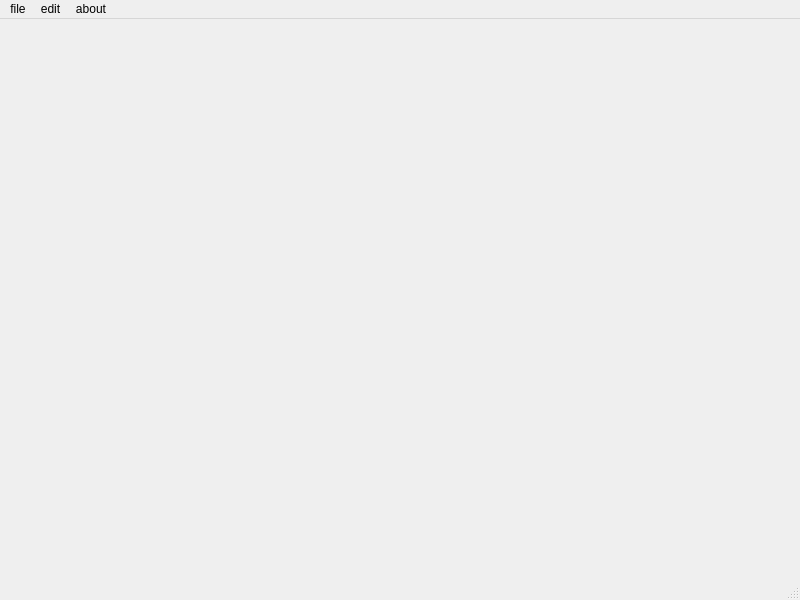
Above: mainwindow.ui from c12121234/mediaPlayer before the change. Below: the same form after it.
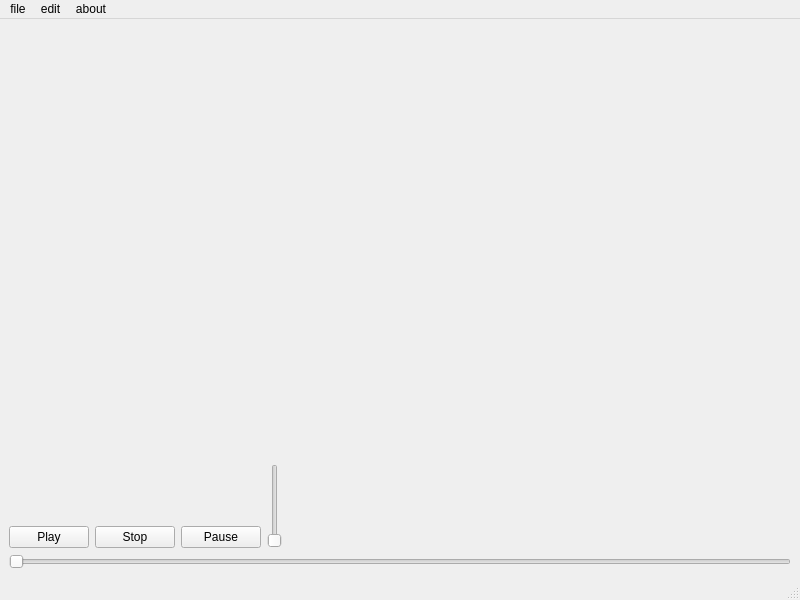
That is the form after the change. Icons and pictures are not drawn.

Commit message: 20191128 1.progressbar slider move. 2.progressbar slider click. 3.progressbar slider release.

```diff
--- a/mainwindow.ui
+++ b/mainwindow.ui
@@ -13,7 +13,137 @@
   <property name="windowTitle">
    <string>MainWindow</string>
   </property>
-  <widget class="QWidget" name="centralwidget"/>
+  <widget class="QWidget" name="centralwidget">
+   <property name="enabled">
+    <bool>true</bool>
+   </property>
+   <layout class="QGridLayout" name="gridLayout">
+    <item row="1" column="0">
+     <layout class="QGridLayout" name="gridLayout_4">
+      <item row="1" column="1">
+       <widget class="QPushButton" name="BtnStop">
+        <property name="text">
+         <string>Stop</string>
+        </property>
+       </widget>
+      </item>
+      <item row="1" column="0">
+       <widget class="QPushButton" name="BtnPlay">
+        <property name="text">
+         <string>Play</string>
+        </property>
+       </widget>
+      </item>
+      <item row="1" column="2">
+       <widget class="QPushButton" name="BtnPause">
+        <property name="text">
+         <string>Pause</string>
+        </property>
+       </widget>
+      </item>
+      <item row="0" column="0">
+       <spacer name="verticalSpacer_2">
+        <property name="orientation">
+         <enum>Qt::Vertical</enum>
+        </property>
+        <property name="sizeHint" stdset="0">
+         <size>
+          <width>20</width>
+          <height>40</height>
+         </size>
+        </property>
+       </spacer>
+      </item>
+     </layout>
+    </item>
+    <item row="0" column="1">
+     <spacer name="verticalSpacer">
+      <property name="orientation">
+       <enum>Qt::Vertical</enum>
+      </property>
+      <property name="sizeHint" stdset="0">
+       <size>
+        <width>20</width>
+        <height>40</height>
+       </size>
+      </property>
+     </spacer>
+    </item>
+    <item row="3" column="0" colspan="3">
+     <widget class="QSlider" name="horizontalSlider">
+      <property name="maximum">
+       <number>1000</number>
+      </property>
+      <property name="orientation">
+       <enum>Qt::Horizontal</enum>
+      </property>
+     </widget>
+    </item>
+    <item row="1" column="1">
+     <layout class="QGridLayout" name="gridLayout_3">
+      <item row="4" column="1">
+       <spacer name="horizontalSpacer">
+        <property name="orientation">
+         <enum>Qt::Horizontal</enum>
+        </property>
+        <property name="sizeHint" stdset="0">
+         <size>
+          <width>40</width>
+          <height>20</height>
+         </size>
+        </property>
+       </spacer>
+      </item>
+      <item row="2" column="0">
+       <spacer name="verticalSpacer_4">
+        <property name="orientation">
+         <enum>Qt::Vertical</enum>
+        </property>
+        <property name="sizeHint" stdset="0">
+         <size>
+          <width>20</width>
+          <height>40</height>
+         </size>
+        </property>
+       </spacer>
+      </item>
+      <item row="0" column="0">
+       <spacer name="verticalSpacer_6">
+        <property name="orientation">
+         <enum>Qt::Vertical</enum>
+        </property>
+        <property name="sizeHint" stdset="0">
+         <size>
+          <width>20</width>
+          <height>40</height>
+         </size>
+        </property>
+       </spacer>
+      </item>
+      <item row="4" column="0">
+       <widget class="QSlider" name="verticalSlider">
+        <property name="orientation">
+         <enum>Qt::Vertical</enum>
+        </property>
+       </widget>
+      </item>
+      <item row="1" column="0">
+       <spacer name="verticalSpacer_5">
+        <property name="orientation">
+         <enum>Qt::Vertical</enum>
+        </property>
+        <property name="sizeHint" stdset="0">
+         <size>
+          <width>20</width>
+          <height>40</height>
+         </size>
+        </property>
+       </spacer>
+      </item>
+     </layout>
+    </item>
+   </layout>
+  </widget>
   <widget class="QMenuBar" name="menuBar">
    <property name="geometry">
     <rect>
```
Left out of the diff: 2 changed lines with no effect on the pictures. The commit also changes 6 other files.
